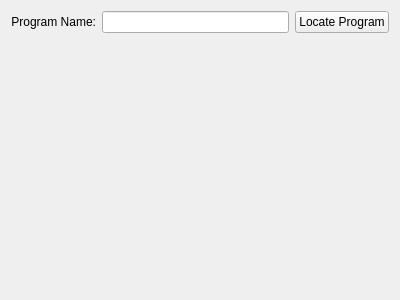
Old version of the form plugins/Conditions/ProcessOpened/createprocessopenedconditionwidget.ui in the repository KDE/simon.
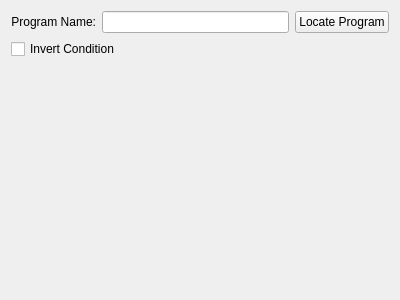
New version of the form.

Commit message: >Made condition plugins invertible (added gui invert checkbox in createconditionwidget derivatives and changed name function to reflect inversion)

Diff of the .ui file:
```diff
--- a/plugins/Conditions/ProcessOpened/createprocessopenedconditionwidget.ui
+++ b/plugins/Conditions/ProcessOpened/createprocessopenedconditionwidget.ui
@@ -38,6 +38,22 @@
      </item>
     </layout>
    </item>
+   <item>
+    <widget class="QCheckBox" name="cbInverted">
+     <property name="toolTip">
+      <string>An inverted condition is satisfied when its specified details are NOT true</string>
+     </property>
+     <property name="whatsThis">
+      <string>An inverted condition is satisfied when its specified details are NOT true</string>
+     </property>
+     <property name="layoutDirection">
+      <enum>Qt::LeftToRight</enum>
+     </property>
+     <property name="text">
+      <string>Invert Condition</string>
+     </property>
+    </widget>
+   </item>
    <item>
     <spacer name="verticalSpacer">
      <property name="orientation">
```
The commit also changes 9 other files.
